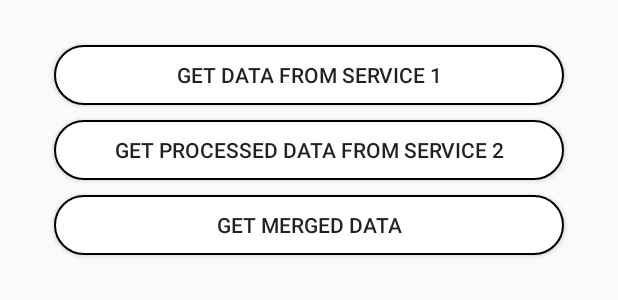
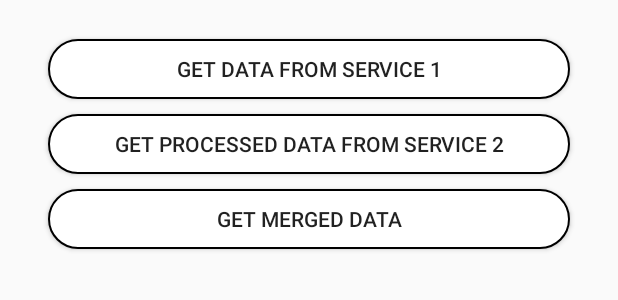
Before and after one commit to k2gu/comoduleTest, an Android app: the layout fragment_selector.xml on its own in the app's theme, with its tools: preview values and no code run, on a phone screen of 412 x 824 dp. Shown: the top 300 px of the screen. Run offline under Robolectric (Android 15) with nearby library versions, the phone set to English and light mode, and no system bars.

Commit message:
Cleaned up layouts

```diff
--- a/app/src/main/res/layout/activity_main.xml
+++ b/app/src/main/res/layout/activity_main.xml
@@ -9,7 +9,7 @@
             android:id="@+id/tab_layout"
             android:layout_width="match_parent"
             android:layout_height="@dimen/tab_layout_size"
-            android:layout_marginBottom="@dimen/fab_margin" />
+            android:layout_marginBottom="@dimen/default_margin" />
 
         <android.support.v4.view.ViewPager
             android:id="@+id/fragment_container"
--- a/app/src/main/res/layout/fragment_selector.xml
+++ b/app/src/main/res/layout/fragment_selector.xml
@@ -11,13 +11,13 @@
     <RelativeLayout
         android:layout_width="match_parent"
         android:layout_height="match_parent"
-        android:layout_margin="20dp">
+        android:layout_margin="@dimen/default_margin">
 
         <Button
             android:id="@+id/service_1_button"
             style="@style/custom_button"
             android:layout_width="match_parent"
-            android:layout_height="40dp"
+            android:layout_height="@dimen/button_height"
             android:layout_centerHorizontal="true"
             android:layout_marginTop="10dp"
             android:onClick="@{() -> viewModel.onClickService1Button()}"
@@ -27,8 +27,7 @@
             android:id="@+id/service_2_button"
             style="@style/custom_button"
             android:layout_width="match_parent"
-            android:layout_height="40dp"
-
+            android:layout_height="@dimen/button_height"
             android:layout_below="@id/service_1_button"
             android:layout_centerHorizontal="true"
             android:onClick="@{() -> viewModel.onClickService2Button()}"
@@ -38,7 +37,7 @@
             android:id="@+id/service_1_and_2_button"
             style="@style/custom_button"
             android:layout_width="match_parent"
-            android:layout_height="40dp"
+            android:layout_height="@dimen/button_height"
             android:layout_below="@id/service_2_button"
             android:layout_centerHorizontal="true"
             android:onClick="@{() -> viewModel.onClickMergeService1And2Button()}"
--- a/app/src/main/res/layout/list_item_string.xml
+++ b/app/src/main/res/layout/list_item_string.xml
@@ -2,7 +2,6 @@
 <layout xmlns:android="http://schemas.android.com/apk/res/android">
 
     <data>
-
         <variable
             name="dataString"
             type="String" />
@@ -11,9 +10,9 @@
     <TextView
         android:layout_width="match_parent"
         android:layout_height="wrap_content"
-        android:paddingStart="@dimen/fab_margin"
+        android:paddingStart="@dimen/default_margin"
         android:paddingTop="5dp"
-        android:paddingEnd="@dimen/fab_margin"
+        android:paddingEnd="@dimen/default_margin"
         android:paddingBottom="5dp"
         android:text="@{dataString}"
         android:textAllCaps="true"
--- a/app/src/main/res/values/dimens.xml
+++ b/app/src/main/res/values/dimens.xml
@@ -1,7 +1,7 @@
 <resources>
-    <dimen name="fab_margin">16dp</dimen>
+    <dimen name="default_margin">16dp</dimen>
 
     <dimen name="tab_layout_size">60dp</dimen>
-
+    <dimen name="button_height">40dp</dimen>
     <dimen name="text_size">16sp</dimen>
 </resources>
--- a/app/src/main/res/values/styles.xml
+++ b/app/src/main/res/values/styles.xml
@@ -16,8 +16,8 @@
         <item name="android:background">@drawable/button</item>
         <item name="android:padding">10dp</item>
         <item name="android:layout_marginBottom">10dp</item>
-        <item name="android:layout_marginStart">@dimen/fab_margin</item>
-        <item name="android:layout_marginEnd">@dimen/fab_margin</item>
+        <item name="android:layout_marginStart">@dimen/default_margin</item>
+        <item name="android:layout_marginEnd">@dimen/default_margin</item>
     </style>
 
 </resources>
```
